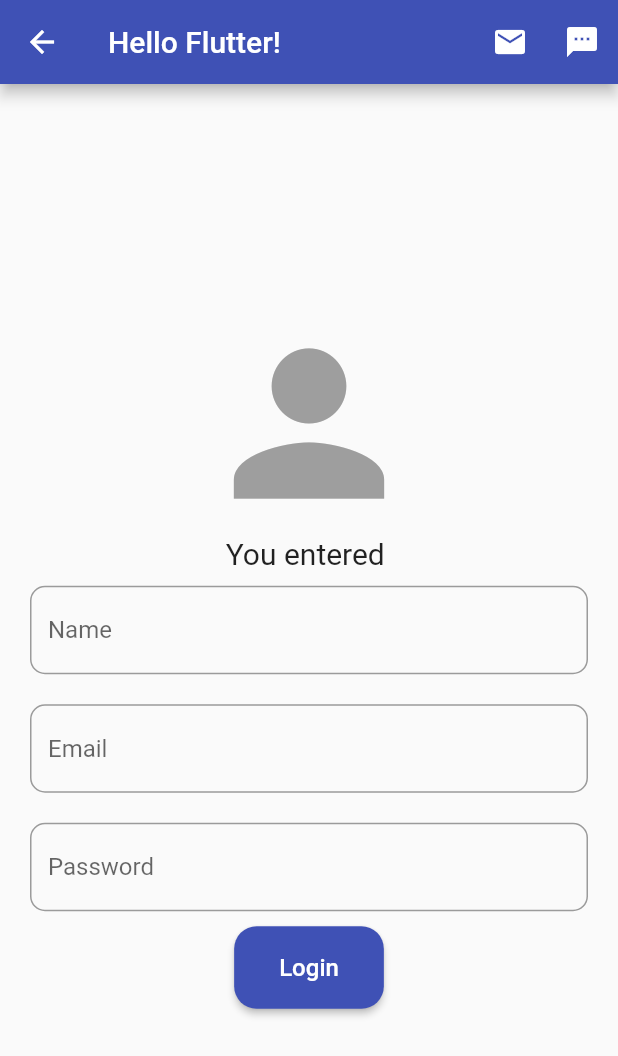
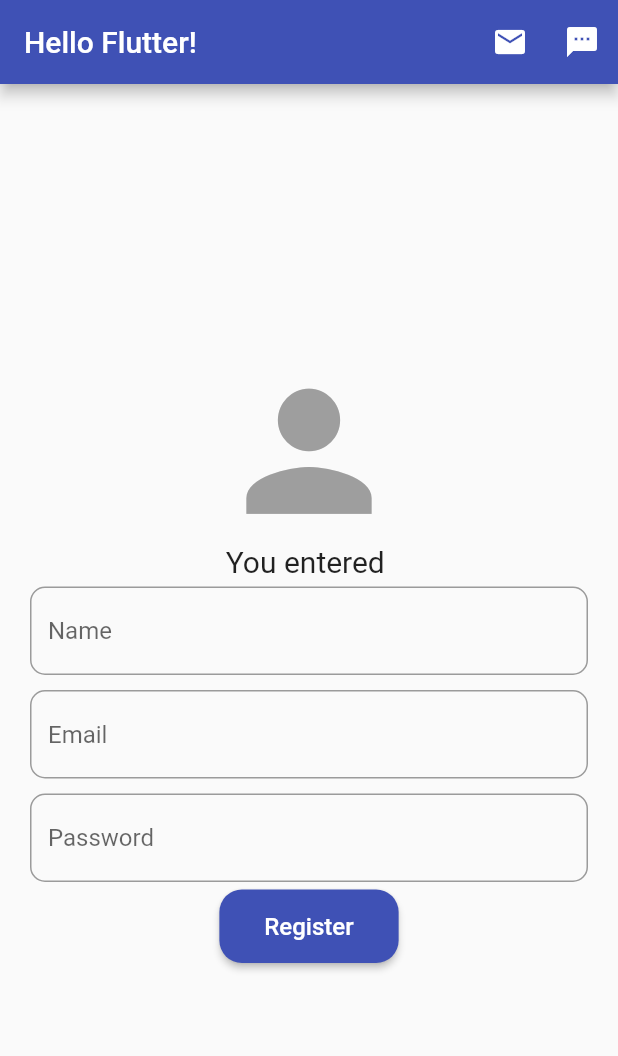
Before and after one commit to joelmichael94/hello_flutter, a Flutter app: the screen it shows after launch, after a tap on "Login", after a tap on "Register here", on a phone screen of 412 x 824 dp. Shown: the top 1056 px of the screen. Run offline on Flutter 3.47's test engine with Material 2 defaults, Android fonts, the phone set to English and light mode, and no system bars; our stand-ins replace go_router, shared_preferences, sqflite; missing offline and left inert: dart:ffi; accounts and stored records are empty.

Commit message:
Fix register and add task

```diff
--- a/lib/data/database/db.dart
+++ b/lib/data/database/db.dart
@@ -21,9 +21,9 @@ class TaskDatabase {
         title TEXT NOT NULL,
         desc TEXT NOT NULL,
         priority INTEGER NOT NULL DEFAULT 0,
+        fk_user_id INTEGER NOT NULL DEFAULT 0,
         createdAt TIMESTAMP NOT NULL DEFAULT CURRENT_TIMESTAMP,
-        fk_user_id INTEGER NOT NULL DEFAULT 0,
-        FOREIGN KEY(fk_user_id) REFERENCES users(id)
+        FOREIGN KEY(fk_user_id) REFERENCES ${User.tableName}(id)
       )
     """);
   }
--- a/lib/service/auth_service.dart
+++ b/lib/service/auth_service.dart
@@ -9,9 +9,7 @@ class AuthService {
   static SharedPreferences? sharedPref;
 
   static Future<SharedPreferences> createPref() async {
-    if (sharedPref != null) {
-      return sharedPref!;
-    }
+    if (sharedPref != null) return sharedPref!;
     sharedPref = await SharedPreferences.getInstance();
     return sharedPref!;
   }
@@ -25,19 +23,17 @@ class AuthService {
     await TaskDatabase.createUser(user);
   }
 
-  static Future authenticate(User user, Function(bool) callback) async {
-    final String hashedPassword =
-        md5.convert(utf8.encode(user.password)).toString();
-    final res = await TaskDatabase.getUserByEmail(user.email);
-    if (res.isEmpty) {
-      callback(false);
-    }
+  static Future authenticate(
+      String email, String password, Function(bool) callback) async {
+    final String hashedPassword = md5.convert(utf8.encode(password)).toString();
+    final res = await TaskDatabase.getUserByEmail(email);
+    if (res.isEmpty) callback(false);
     final User authUser = User.fromMap(res[0]);
-    if (authUser.password != hashedPassword) {
-      callback(false);
-    }
+    if (authUser.password != hashedPassword) callback(false);
     final sharedPref = await createPref();
-    final userString = jsonEncode(authUser.toMap());
+    final user = authUser.toMap();
+    user["id"] = authUser.id;
+    final userString = jsonEncode(user);
     sharedPref.setString("user", userString);
     callback(true);
   }
@@ -50,9 +46,7 @@ class AuthService {
   static Future<User?> getUser() async {
     final sharedPref = await createPref();
     final userString = sharedPref.getString("user");
-    if (userString != null) {
-      return User.fromMap(jsonDecode(userString));
-    }
+    if (userString != null) return User.fromMap(jsonDecode(userString));
     return null;
   }
 }
--- a/lib/ui/login.dart
+++ b/lib/ui/login.dart
@@ -1,8 +1,6 @@
 import "package:flutter/material.dart";
 import "package:go_router/go_router.dart";
 import "package:hello_flutter/service/auth_service.dart";
-
-import "../data/model/user.dart";
 
 class Login extends StatefulWidget {
   const Login({Key? key}) : super(key: key);
@@ -16,7 +14,6 @@ class _LoginState extends State<Login> {
   var _emailError = "";
   var _password = "";
   var _passwordError = "";
-  var _name = "Joe";
 
   _onPasswordChanged(value) {
     setState(() {
@@ -44,19 +41,24 @@ class _LoginState extends State<Login> {
         _passwordError = "";
       }
 
-      AuthService.authenticate(
-          User(password: _password, name: _name, email: _email),
-          (status) => {
-                if (status)
-                  {context.go('/home/$_name')}
-                else
-                  {debugPrint("Wrong credentials")}
-              });
+      _login();
     });
   }
 
   _onClickRegister() {
-    context.push('/register');
+    context.go('/register');
+  }
+
+  _login() async {
+    await AuthService.authenticate(
+        _email,
+        _password,
+        (status) => {
+              if (status)
+                {context.go('/home')}
+              else
+                {debugPrint("Wrong credentials")}
+            });
   }
 
   @override
@@ -78,7 +80,7 @@ class _LoginState extends State<Login> {
       body: Column(mainAxisAlignment: MainAxisAlignment.center, children: [
         Icon(
           Icons.person,
-          size: 150,
+          size: 125,
           color: Colors.grey.shade500,
         ),
         Text("You entered $_email",
@@ -87,7 +89,7 @@ class _LoginState extends State<Login> {
                 const TextStyle(fontWeight: FontWeight.w400, fontSize: 20.0)),
         Column(mainAxisAlignment: MainAxisAlignment.center, children: [
           Container(
-              padding: const EdgeInsets.symmetric(vertical: 10, horizontal: 20),
+              padding: const EdgeInsets.symmetric(vertical: 8, horizontal: 20),
               child: TextField(
                 onChanged: (value) => {_onEmailChanged(value)},
                 decoration: InputDecoration(
@@ -97,7 +99,7 @@ class _LoginState extends State<Login> {
                         borderRadius: BorderRadius.circular(10))),
               )),
           Container(
-              padding: const EdgeInsets.symmetric(vertical: 10, horizontal: 20),
+              padding: const EdgeInsets.symmetric(vertical: 8, horizontal: 20),
               child: TextField(
                 obscureText: true,
                 onChanged: (value) => {_onPasswordChanged(value)},
@@ -108,6 +110,9 @@ class _LoginState extends State<Login> {
                         borderRadius: BorderRadius.circular(10))),
               )),
         ]),
+        const SizedBox(
+          height: 15,
+        ),
         Row(
           mainAxisAlignment: MainAxisAlignment.spaceEvenly,
           children: [
@@ -117,7 +122,7 @@ class _LoginState extends State<Login> {
                     // minimumSize: const Size.fromHeight(50),
                     backgroundColor: Colors.indigo,
                     padding: const EdgeInsets.symmetric(
-                        horizontal: 30, vertical: 18),
+                        horizontal: 30, vertical: 15),
                     shape: RoundedRectangleBorder(
                         borderRadius: BorderRadius.circular(15))),
                 // style: const ButtonStyle(
@@ -132,8 +137,13 @@ class _LoginState extends State<Login> {
           mainAxisAlignment: MainAxisAlignment.center,
           children: [
             const Text("New user?"),
+            const SizedBox(width: 5),
             GestureDetector(
-              child: const Text("Register here"),
+              child: const Text(
+                "Register here",
+                style: TextStyle(
+                    color: Colors.indigo, fontWeight: FontWeight.w500),
+              ),
               onTap: () {
                 _onClickRegister();
               },
--- a/lib/ui/navigation.dart
+++ b/lib/ui/navigation.dart
@@ -16,10 +16,7 @@ class MyApp extends StatelessWidget {
   final _routes = [
     GoRoute(path: "/login", builder: (context, state) => const Login()),
     GoRoute(
-        path: "/home/:name",
-        name: "home",
-        builder: (context, state) =>
-            Home(name: state.pathParameters['name'] ?? "")),
+        path: "/home", name: "home", builder: (context, state) => const Home()),
     GoRoute(
         path: "/register",
         name: "register",
--- a/lib/ui/register.dart
+++ b/lib/ui/register.dart
@@ -57,9 +57,11 @@ class _RegisterState extends State<Register> {
         _nameError = "";
       }
 
-      AuthService.createUser(
-          User(name: _name, email: _email, password: _password));
-      context.go('/login');
+      if (_nameError == "" && _emailError == "" && _passwordError == "") {
+        AuthService.createUser(
+            User(name: _name, email: _email, password: _password));
+        context.go('/login');
+      }
     });
   }
 
@@ -82,16 +84,16 @@ class _RegisterState extends State<Register> {
       body: Column(mainAxisAlignment: MainAxisAlignment.center, children: [
         Icon(
           Icons.person,
-          size: 150,
+          size: 125,
           color: Colors.grey.shade500,
         ),
         Text("You entered $_email",
             textDirection: TextDirection.ltr,
             style:
                 const TextStyle(fontWeight: FontWeight.w400, fontSize: 20.0)),
-        Column(mainAxisAlignment: MainAxisAlignment.center, children: [
+        Column(mainAxisAlignment: MainAxisAlignment.spaceBetween, children: [
           Container(
-              padding: const EdgeInsets.symmetric(vertical: 10, horizontal: 20),
+              padding: const EdgeInsets.symmetric(vertical: 5, horizontal: 20),
               child: TextField(
                 onChanged: (value) => {_onNameChanged(value)},
                 decoration: InputDecoration(
@@ -101,7 +103,7 @@ class _RegisterState extends State<Register> {
                         borderRadius: BorderRadius.circular(10))),
               )),
           Container(
-              padding: const EdgeInsets.symmetric(vertical: 10, horizontal: 20),
+              padding: const EdgeInsets.symmetric(vertical: 5, horizontal: 20),
               child: TextField(
                 onChanged: (value) => {_onEmailChanged(value)},
                 decoration: InputDecoration(
@@ -111,7 +113,7 @@ class _RegisterState extends State<Register> {
                         borderRadius: BorderRadius.circular(10))),
               )),
           Container(
-              padding: const EdgeInsets.symmetric(vertical: 10, horizontal: 20),
+              padding: const EdgeInsets.symmetric(vertical: 5, horizontal: 20),
               child: TextField(
                 obscureText: true,
                 onChanged: (value) => {_onPasswordChanged(value)},
@@ -123,7 +125,7 @@ class _RegisterState extends State<Register> {
               )),
         ]),
         Row(
-          mainAxisAlignment: MainAxisAlignment.spaceEvenly,
+          mainAxisAlignment: MainAxisAlignment.center,
           children: [
             ElevatedButton(
                 onPressed: () => _onClickRegister(),
@@ -131,12 +133,12 @@ class _RegisterState extends State<Register> {
                     // minimumSize: const Size.fromHeight(50),
                     backgroundColor: Colors.indigo,
                     padding: const EdgeInsets.symmetric(
-                        horizontal: 30, vertical: 18),
+                        horizontal: 30, vertical: 15),
                     shape: RoundedRectangleBorder(
                         borderRadius: BorderRadius.circular(15))),
                 // style: const ButtonStyle(
                 //     fixedSize: MaterialStatePropertyAll(Size.fromWidth(100))),
-                child: const Text("Login", style: TextStyle(fontSize: 16))),
+                child: const Text("Register", style: TextStyle(fontSize: 16))),
           ],
         ),
       ]),
```
Also changed, not shown: lib/data/model/user.dart (+4 -3 lines), lib/ui/home.dart (+7 -9 lines), lib/ui/home_tabs/tab1.dart (+9 -5 lines), lib/ui/tasks.dart (+10 -6 lines), 1 other file.
